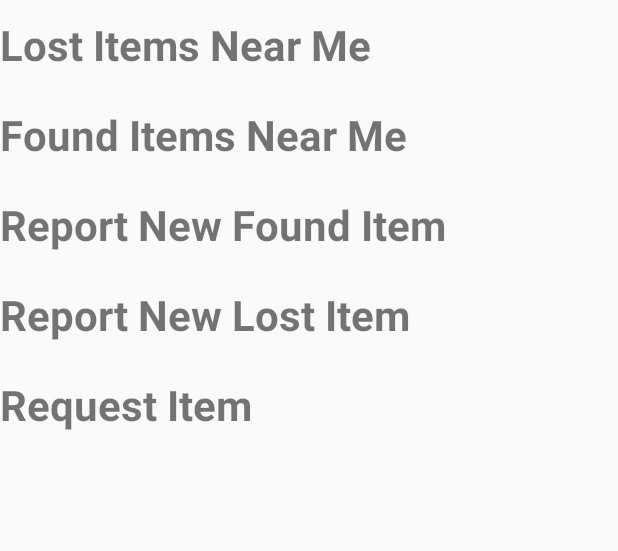
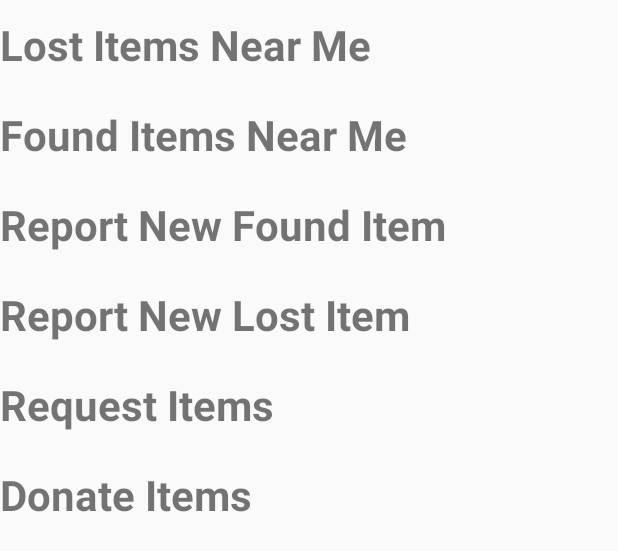
Before and after one commit to mcw0805/m1, an Android app: the layout activity_dashboard2.xml on its own in the app's theme, with its tools: preview values and no code run, on a phone screen of 412 x 824 dp. Shown: the top 551 px of the screen. Run offline under Robolectric (Android 15) with nearby library versions, the phone set to English and light mode, and no system bars.

```diff
--- a/app/build.gradle
+++ b/app/build.gradle
@@ -25,11 +25,11 @@ dependencies {
         exclude group: 'com.android.support', module: 'support-annotations'
     })
 
+
     compile 'com.android.support:appcompat-v7:25.3.1'
-
+    compile 'com.android.support:appcompat-v7:25.3.1'
     compile 'com.google.firebase:firebase-auth:11.0.0'
     compile 'com.google.firebase:firebase-database:11.0.0'
-    compile 'com.android.support:appcompat-v7:25.3.1'
     compile 'com.android.support:recyclerview-v7:25.3.1'
     compile 'com.android.support:cardview-v7:25.3.1'
     compile 'com.android.support.constraint:constraint-layout:1.0.2'
@@ -41,4 +41,6 @@ dependencies {
 
 
 
+
+
 apply plugin: 'com.google.gms.google-services'
--- a/app/src/main/AndroidManifest.xml
+++ b/app/src/main/AndroidManifest.xml
@@ -21,6 +21,7 @@
         <activity android:name=".Controller.RegistrationActivity" />
         <activity android:name=".Controller.LogInActivity" />
         <activity android:name=".Controller.ProfileActivity" />
+        <activity android:name=".Controller.Dashboard"></activity>
     </application>
 
 </manifest>
--- a/app/src/main/res/layout/dashboard.xml
+++ b/app/src/main/res/layout/activity_dashboard2.xml
@@ -68,7 +68,21 @@
             android:layout_width="match_parent"
             android:layout_height="60dp"
             android:id="@+id/request_txt"
-            android:text= "Request Item"
+            android:text= "Request Items"
+            android:textSize="28sp"
+            android:textStyle= "bold"
+            android:gravity="center_vertical"
+            />
+    </LinearLayout>
+    <LinearLayout
+        android:orientation="horizontal"
+        android:layout_width="fill_parent"
+        android:layout_height="60dp">
+        <TextView
+            android:layout_width="match_parent"
+            android:layout_height="60dp"
+            android:id="@+id/donate_txt"
+            android:text= "Donate Items"
             android:textSize="28sp"
             android:textStyle= "bold"
             android:gravity="center_vertical"
```
Also changed, not shown: app/src/main/java/com/example/mcw0805/wheres_my_stuff/Controller/Dashboard.java (added, +45 -0 lines). Lines whose indentation alone changed are shown as unchanged.
